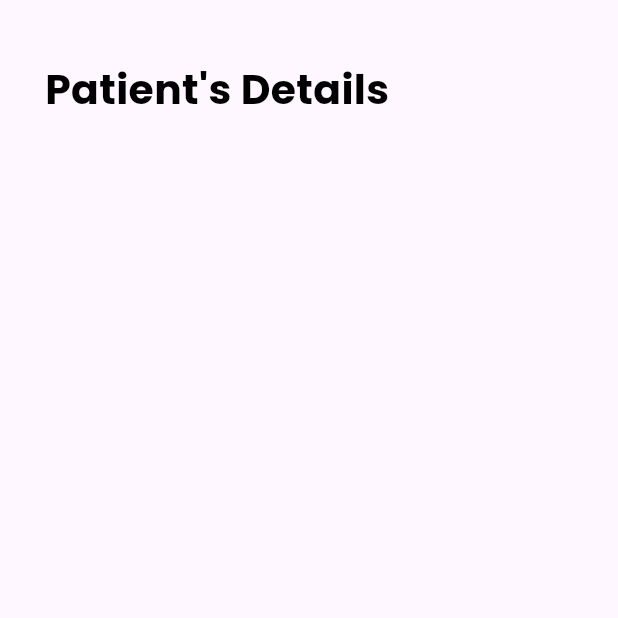
After one commit to neo-0007/HackXetra_init_5, a Flutter app: the PrescriptionPage screen opened by its route, on a phone screen of 412 x 824 dp, the top half of it. The commit adds this screen. Run offline on Flutter 3.47's test engine with Material 3 defaults, Android fonts, the phone set to English and light mode, and no system bars; our stand-ins replace go_router, google_fonts.

Commit message:
feat: add prescription page and its route

```diff
--- /dev/null
+++ b/frontend_mobile/lib/features/healthrecords/view/screens/prescription_page.dart
@@ -0,0 +1,24 @@
+import 'package:flutter/material.dart';
+import 'package:google_fonts/google_fonts.dart';
+
+class PrescriptionPage extends StatelessWidget {
+  const PrescriptionPage({super.key});
+
+  @override
+  Widget build(BuildContext context) {
+    return Scaffold(
+      body: Padding(
+        padding: const EdgeInsets.symmetric(horizontal: 30, vertical: 40),
+        child: Column(
+          children: [
+            Text('Patient\'s Details',style: GoogleFonts.poppins(
+              fontSize: 27.25,
+              fontWeight: FontWeight.bold,
+              color: Colors.black
+            ),),
+          ],
+        ),
+      ),
+    );
+  }
+}
--- a/frontend_mobile/lib/routes/app_router.dart
+++ b/frontend_mobile/lib/routes/app_router.dart
@@ -4,6 +4,7 @@ import 'package:frontend_mobile/features/auth/view/screens/signup_page.dart';
 import 'package:frontend_mobile/features/auth/view/screens/user_selection_page.dart';
 import 'package:frontend_mobile/features/healthrecords/view/screens/add_records_page.dart';
 import 'package:frontend_mobile/features/healthrecords/view/screens/health_records_page.dart';
+import 'package:frontend_mobile/features/healthrecords/view/screens/prescription_page.dart';
 import 'package:frontend_mobile/routes/route_constants.dart';
 import 'package:go_router/go_router.dart';
 
@@ -46,6 +47,15 @@ class AppRouter {
           child: AddRecordsPage(),
         ),
       ),
+      GoRoute(
+        name: RouteConstants.prescription,
+        path: '/prescription',
+        pageBuilder: (context, state) {
+          return const MaterialPage(
+            child: PrescriptionPage(),
+          );
+        },
+      ),
     ],
   );
 }
--- a/frontend_mobile/lib/routes/route_constants.dart
+++ b/frontend_mobile/lib/routes/route_constants.dart
@@ -4,4 +4,5 @@ class RouteConstants {
   static const String signup = '/signup';
   static const String healthRecords = '/healthRecords';
   static const String addRecord = '/addRecord';
+  static const String prescription = '/prescription';
 }
```
